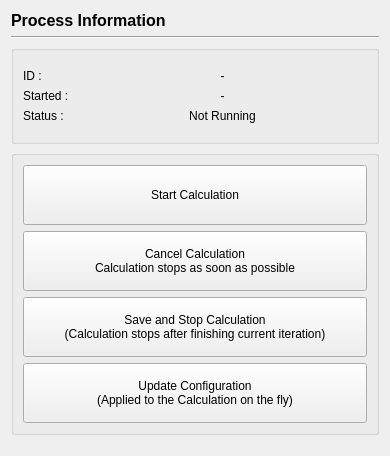
First picture: the form in baramFlow/view/solution/run/process_information_page.ui, repository nextfoam/baram, before the edit.
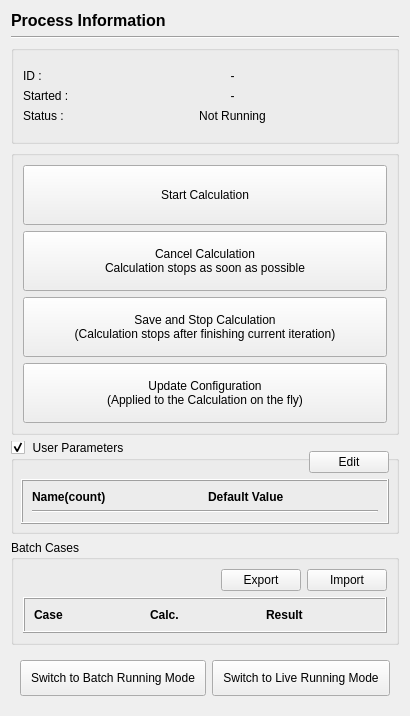
Second picture: the form after the edit. Icons and pictures are not drawn. Custom widgets are drawn as their Qt base class.

Diff of the .ui file:
```diff
--- a/baramFlow/view/solution/run/process_information_page.ui
+++ b/baramFlow/view/solution/run/process_information_page.ui
@@ -197,6 +197,264 @@
      </layout>
     </widget>
    </item>
+   <item>
+    <widget class="QGroupBox" name="userParametersGroup">
+     <property name="styleSheet">
+      <string notr="true">QGroupBox {spacing: 5px;}
+QGroupBox::indicator {width: 14px; height: 14px;}
+QGroupBox::indicator:unchecked {image: url(:/icons/chevron-forward.svg);}
+QGroupBox::indicator:checked {image: url(:icons/chevron-down.svg);}</string>
+     </property>
+     <property name="title">
+      <string>User Parameters</string>
+     </property>
+     <property name="checkable">
+      <bool>true</bool>
+     </property>
+     <layout class="QVBoxLayout" name="verticalLayout">
+      <property name="leftMargin">
+       <number>0</number>
+      </property>
+      <property name="topMargin">
+       <number>0</number>
+      </property>
+      <property name="rightMargin">
+       <number>0</number>
+      </property>
+      <property name="bottomMargin">
+       <number>0</number>
+      </property>
+      <item>
+       <widget class="QWidget" name="userParameters" native="true">
+        <layout class="QVBoxLayout" name="verticalLayout_3">
+         <item>
+          <widget class="QWidget" name="widget" native="true">
+           <layout class="QHBoxLayout" name="horizontalLayout">
+            <property name="topMargin">
+             <number>0</number>
+            </property>
+            <property name="rightMargin">
+             <number>0</number>
+            </property>
+            <property name="bottomMargin">
+             <number>0</number>
+            </property>
+            <item>
+             <spacer name="horizontalSpacer">
+              <property name="orientation">
+               <enum>Qt::Horizontal</enum>
+              </property>
+              <property name="sizeHint" stdset="0">
+               <size>
+                <width>259</width>
+                <height>20</height>
+               </size>
+              </property>
+             </spacer>
+            </item>
+            <item>
+             <widget class="QPushButton" name="editUserParametrer">
+              <property name="text">
+               <string>Edit</string>
+              </property>
+             </widget>
+            </item>
+           </layout>
+          </widget>
+         </item>
+         <item>
+          <widget class="ListTable" name="userParameterList">
+           <property name="styleSheet">
+            <string notr="true"/>
+           </property>
+           <property name="frameShape">
+            <enum>QFrame::Box</enum>
+           </property>
+           <property name="frameShadow">
+            <enum>QFrame::Raised</enum>
+           </property>
+           <layout class="QGridLayout" name="gridLayout_3">
+            <item row="0" column="1">
+             <widget class="QLabel" name="label_47">
+              <property name="font">
+               <font>
+                <bold>true</bold>
+               </font>
+              </property>
+              <property name="text">
+               <string>Default Value</string>
+              </property>
+             </widget>
+            </item>
+            <item row="0" column="0">
+             <widget class="QLabel" name="label_48">
+              <property name="font">
+               <font>
+                <bold>true</bold>
+               </font>
+              </property>
+              <property name="text">
+               <string>Name(count)</string>
+              </property>
+             </widget>
+            </item>
+            <item row="1" column="0" colspan="2">
+             <widget class="Line" name="line_2">
+              <property name="orientation">
+               <enum>Qt::Horizontal</enum>
+              </property>
+             </widget>
+            </item>
+           </layout>
+          </widget>
+         </item>
+        </layout>
+       </widget>
+      </item>
+     </layout>
+    </widget>
+   </item>
+   <item>
+    <widget class="QGroupBox" name="batchCases">
+     <property name="title">
+      <string>Batch Cases</string>
+     </property>
+     <layout class="QVBoxLayout" name="verticalLayout_2">
+      <item>
+       <widget class="QWidget" name="widget_2" native="true">
+        <layout class="QHBoxLayout" name="horizontalLayout_2">
+         <property name="topMargin">
+          <number>0</number>
+         </property>
+         <property name="rightMargin">
+          <number>0</number>
+         </property>
+         <property name="bottomMargin">
+          <number>0</number>
+         </property>
+         <item>
+          <spacer name="horizontalSpacer_2">
+           <property name="orientation">
+            <enum>Qt::Horizontal</enum>
+           </property>
+           <property name="sizeHint" stdset="0">
+            <size>
+             <width>178</width>
+             <height>20</height>
+            </size>
+           </property>
+          </spacer>
+         </item>
+         <item>
+          <widget class="QPushButton" name="exportBatchCase">
+           <property name="text">
+            <string>Export</string>
+           </property>
+          </widget>
+         </item>
+         <item>
+          <widget class="QPushButton" name="importBatchCases">
+           <property name="text">
+            <string>Import</string>
+           </property>
+          </widget>
+         </item>
+        </layout>
+       </widget>
+      </item>
+      <item>
+       <widget class="ListTable" name="batchCaseList">
+        <property name="styleSheet">
+         <string notr="true"/>
+        </property>
+        <property name="frameShape">
+         <enum>QFrame::Box</enum>
+        </property>
+        <property name="frameShadow">
+         <enum>QFrame::Raised</enum>
+        </property>
+        <layout class="QGridLayout" name="gridLayout_4">
+         <item row="0" column="1">
+          <widget class="QLabel" name="label_49">
+           <property name="font">
+            <font>
+             <bold>true</bold>
+            </font>
+           </property>
+           <property name="text">
+            <string>Calc.</string>
+           </property>
+          </widget>
+         </item>
+         <item row="0" column="0">
+          <widget class="QLabel" name="label_50">
+           <property name="font">
+            <font>
+             <bold>true</bold>
+            </font>
+           </property>
+           <property name="text">
+            <string>Case</string>
+           </property>
+          </widget>
+         </item>
+         <item row="0" column="2">
+          <widget class="QLabel" name="label">
+           <property name="font">
+            <font>
+             <bold>true</bold>
+            </font>
+           </property>
+           <property name="text">
+            <string>Result</string>
+           </property>
+          </widget>
+         </item>
+        </layout>
+       </widget>
+      </item>
+     </layout>
+    </widget>
+   </item>
+   <item>
+    <widget class="QWidget" name="widget_3" native="true">
+     <layout class="QHBoxLayout" name="horizontalLayout_3">
+      <item>
+       <spacer name="horizontalSpacer_3">
+        <property name="orientation">
+         <enum>Qt::Horizontal</enum>
+        </property>
+        <property name="sizeHint" stdset="0">
+         <size>
+          <width>40</width>
+          <height>20</height>
+         </size>
+        </property>
+       </spacer>
+      </item>
+      <item>
+       <widget class="QPushButton" name="toBatchMode">
+        <property name="styleSheet">
+         <string notr="true">padding: 10px</string>
+        </property>
+        <property name="text">
+         <string>Switch to Batch Running Mode</string>
+        </property>
+       </widget>
+      </item>
+      <item>
+       <widget class="QPushButton" name="toLiveMode">
+        <property name="styleSheet">
+         <string notr="true">padding: 10px</string>
+        </property>
+        <property name="text">
+         <string>Switch to Live Running Mode</string>
+        </property>
+       </widget>
+      </item>
+     </layout>
+    </widget>
+   </item>
    <item>
     <spacer name="verticalSpacer">
      <property name="orientation">
@@ -212,6 +470,16 @@
    </item>
   </layout>
  </widget>
- <resources/>
+ <customwidgets>
+  <customwidget>
+   <class>ListTable</class>
+   <extends>QFrame</extends>
+   <header>widgets.list_table</header>
+   <container>1</container>
+  </customwidget>
+ </customwidgets>
+ <resources>
+  <include location="../../../../resource.qrc"/>
+ </resources>
  <connections/>
 </ui>
```
